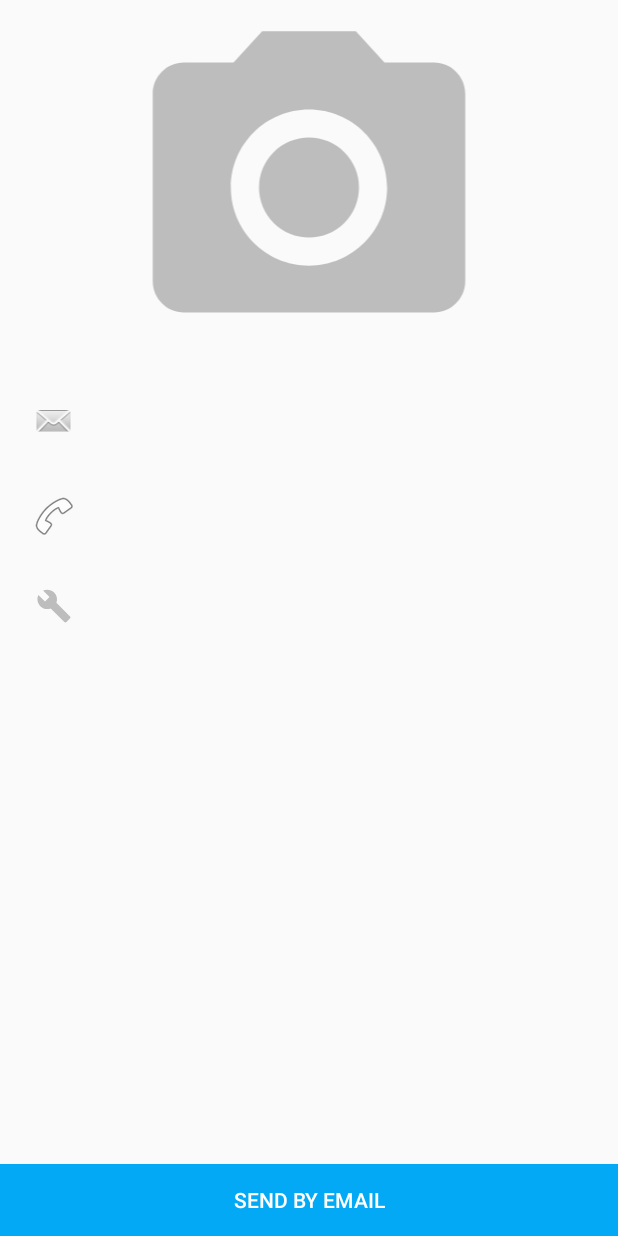
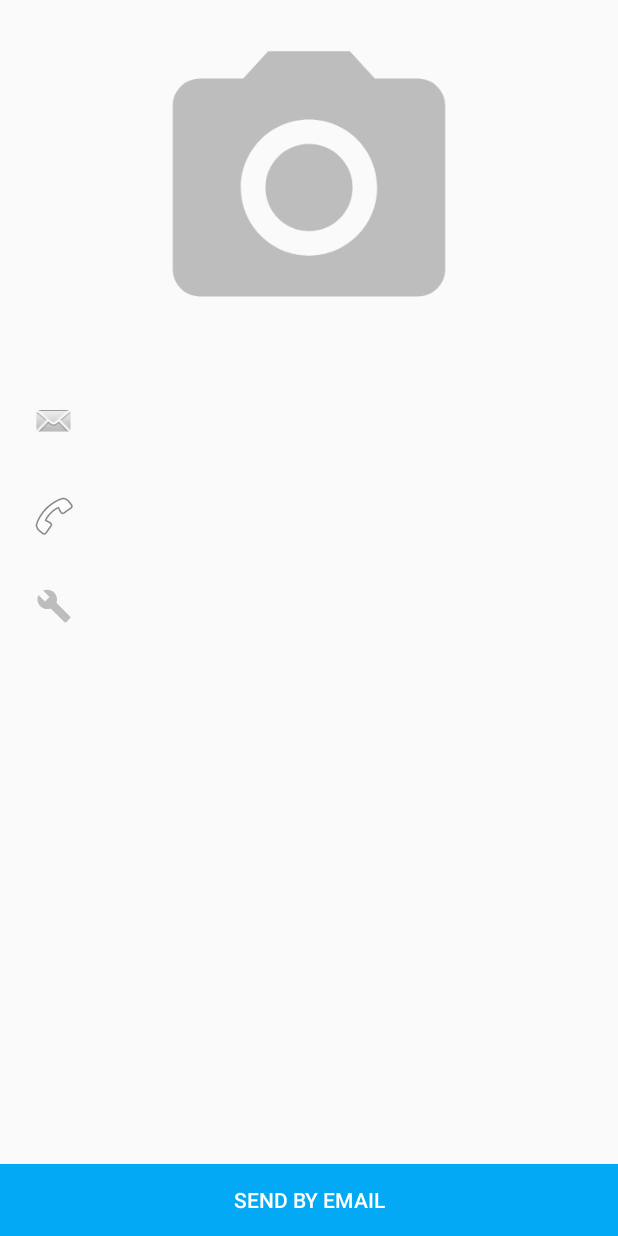
Before and after one commit to alexbobrov1012/UserInfoTask, an Android app: the layout activity_preview.xml on its own in the app's theme, with its tools: preview values and no code run, on a phone screen of 412 x 824 dp. Run offline under Robolectric (Android 15) with nearby library versions, the phone set to English and light mode, and no system bars.

Commit message:
Add padding to picture on preview screen

```diff
--- a/app/src/main/res/layout/activity_preview.xml
+++ b/app/src/main/res/layout/activity_preview.xml
@@ -11,6 +11,7 @@
         android:layout_height="@dimen/picture_height"
         android:scaleType="fitCenter"
         android:src="@drawable/ic_default_user_picture"
+        android:padding="@dimen/padding_16"
         app:layout_constraintEnd_toEndOf="parent"
         app:layout_constraintStart_toStartOf="parent"
         app:layout_constraintTop_toTopOf="parent"/>
```
